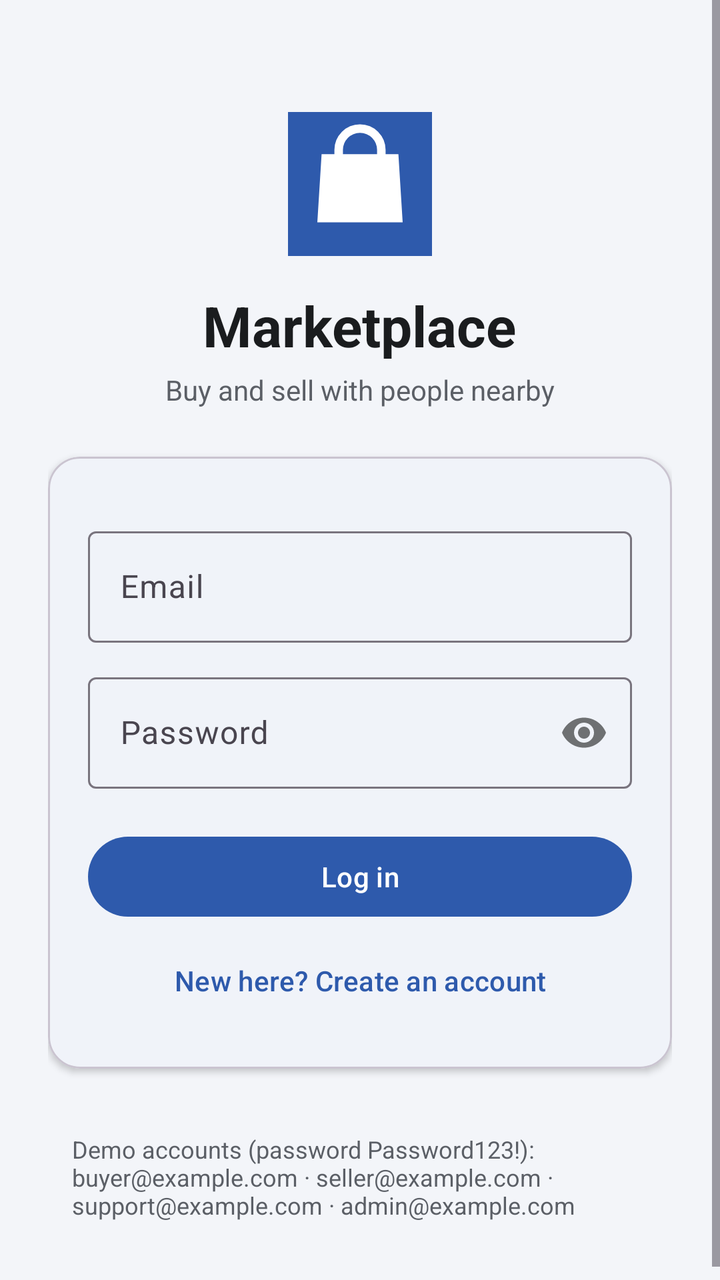
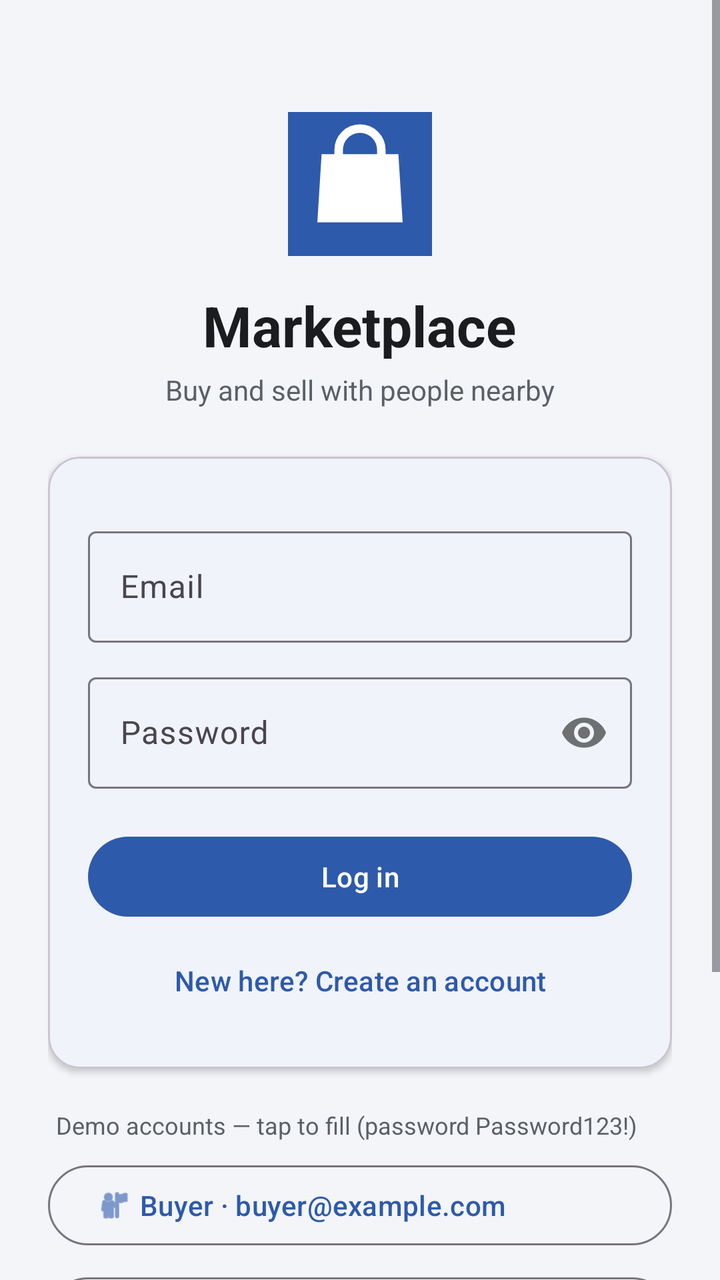

Compare the two renders of this Android layout. The source of the first and the diff that turns it into the second are given below.
<!-- AndroidManifest.xml: application theme Theme.Marketplace -->
<!-- res/layout/activity_login.xml -->
<?xml version="1.0" encoding="utf-8"?>
<ScrollView xmlns:android="http://schemas.android.com/apk/res/android"
    xmlns:app="http://schemas.android.com/apk/res-auto"
    android:layout_width="match_parent"
    android:layout_height="match_parent"
    android:fillViewport="true"
    android:background="@color/background">

    <LinearLayout
        android:layout_width="match_parent"
        android:layout_height="wrap_content"
        android:orientation="vertical"
        android:gravity="center_horizontal"
        android:padding="24dp">

        <ImageView
            android:layout_width="72dp"
            android:layout_height="72dp"
            android:layout_marginTop="32dp"
            android:src="@drawable/ic_launcher_foreground"
            android:background="@color/brand_primary"
            android:contentDescription="@string/app_name" />

        <TextView
            android:layout_width="wrap_content"
            android:layout_height="wrap_content"
            android:layout_marginTop="16dp"
            android:text="@string/login_title"
            android:textColor="@color/text_primary"
            android:textSize="28sp"
            android:textStyle="bold" />

        <TextView
            android:layout_width="wrap_content"
            android:layout_height="wrap_content"
            android:layout_marginTop="4dp"
            android:text="@string/login_subtitle"
            android:textColor="@color/text_secondary"
            android:textSize="14sp" />

        <com.google.android.material.card.MaterialCardView
            android:layout_width="match_parent"
            android:layout_height="wrap_content"
            android:layout_marginTop="24dp"
            app:cardCornerRadius="16dp"
            app:cardElevation="2dp">

            <LinearLayout
                android:layout_width="match_parent"
                android:layout_height="wrap_content"
                android:orientation="vertical"
                android:padding="20dp">

                <com.google.android.material.textfield.TextInputLayout
                    android:id="@+id/nameLayout"
                    style="@style/Widget.Material3.TextInputLayout.OutlinedBox"
                    android:layout_width="match_parent"
                    android:layout_height="wrap_content"
                    android:visibility="gone"
                    android:hint="@string/hint_name">

                    <com.google.android.material.textfield.TextInputEditText
                        android:id="@+id/nameInput"
                        android:layout_width="match_parent"
                        android:layout_height="wrap_content"
                        android:inputType="textPersonName" />
                </com.google.android.material.textfield.TextInputLayout>

                <com.google.android.material.textfield.TextInputLayout
                    style="@style/Widget.Material3.TextInputLayout.OutlinedBox"
                    android:layout_width="match_parent"
                    android:layout_height="wrap_content"
                    android:layout_marginTop="12dp"
                    android:hint="@string/hint_email">

                    <com.google.android.material.textfield.TextInputEditText
                        android:id="@+id/emailInput"
                        android:layout_width="match_parent"
                        android:layout_height="wrap_content"
                        android:inputType="textEmailAddress" />
                </com.google.android.material.textfield.TextInputLayout>

                <com.google.android.material.textfield.TextInputLayout
                    style="@style/Widget.Material3.TextInputLayout.OutlinedBox"
                    android:layout_width="match_parent"
                    android:layout_height="wrap_content"
                    android:layout_marginTop="12dp"
                    app:passwordToggleEnabled="true"
                    android:hint="@string/hint_password">

                    <com.google.android.material.textfield.TextInputEditText
                        android:id="@+id/passwordInput"
                        android:layout_width="match_parent"
                        android:layout_height="wrap_content"
                        android:inputType="textPassword" />
                </com.google.android.material.textfield.TextInputLayout>

                <LinearLayout
                    android:id="@+id/roleRow"
                    android:layout_width="match_parent"
                    android:layout_height="wrap_content"
                    android:layout_marginTop="12dp"
                    android:orientation="vertical"
                    android:visibility="gone">

                    <TextView
                        android:layout_width="wrap_content"
                        android:layout_height="wrap_content"
                        android:text="@string/label_role"
                        android:textColor="@color/text_secondary"
                        android:textSize="13sp" />

                    <com.google.android.material.chip.ChipGroup
                        android:id="@+id/roleGroup"
                        android:layout_width="match_parent"
                        android:layout_height="wrap_content"
                        android:layout_marginTop="4dp"
                        app:singleSelection="true"
                        app:selectionRequired="true">

                        <com.google.android.material.chip.Chip
                            android:id="@+id/chipBuyer"
                            style="@style/Widget.Material3.Chip.Filter"
                            android:layout_width="wrap_content"
                            android:layout_height="wrap_content"
                            android:checked="true"
                            android:text="@string/role_buyer_cta" />

                        <com.google.android.material.chip.Chip
                            android:id="@+id/chipSeller"
                            style="@style/Widget.Material3.Chip.Filter"
                            android:layout_width="wrap_content"
                            android:layout_height="wrap_content"
                            android:text="@string/role_seller_cta" />
                    </com.google.android.material.chip.ChipGroup>
                </LinearLayout>

                <com.google.android.material.button.MaterialButton
                    android:id="@+id/primaryButton"
                    android:layout_width="match_parent"
                    android:layout_height="wrap_content"
                    android:layout_marginTop="20dp"
                    android:text="@string/action_login" />

                <ProgressBar
                    android:id="@+id/progress"
                    android:layout_width="wrap_content"
                    android:layout_height="wrap_content"
                    android:layout_gravity="center"
                    android:layout_marginTop="12dp"
                    android:visibility="gone" />

                <com.google.android.material.button.MaterialButton
                    android:id="@+id/toggleButton"
                    style="@style/Widget.Material3.Button.TextButton"
                    android:layout_width="match_parent"
                    android:layout_height="wrap_content"
                    android:layout_marginTop="4dp"
                    android:text="@string/action_need_account" />
            </LinearLayout>
        </com.google.android.material.card.MaterialCardView>

        <TextView
            android:layout_width="match_parent"
            android:layout_height="wrap_content"
            android:layout_marginTop="20dp"
            android:padding="12dp"
            android:text="@string/demo_hint"
            android:textColor="@color/text_secondary"
            android:textSize="12sp" />
    </LinearLayout>
</ScrollView>
<!-- resources referenced by this layout -->
<resources>
  <color name="background">#FFF3F5F9</color>
  <color name="brand_primary">#2E5AAC</color>
  <color name="text_primary">#FF1A1C1E</color>
  <color name="text_secondary">#FF5B5F66</color>
  <!-- drawable ic_launcher_foreground (drawable) -->
  <?xml version="1.0" encoding="utf-8"?>
  <vector xmlns:android="http://schemas.android.com/apk/res/android"
      android:width="108dp"
      android:height="108dp"
      android:viewportWidth="108"
      android:viewportHeight="108">
      
      <group android:scaleX="1.6" android:scaleY="1.6" android:pivotX="54" android:pivotY="54">
          <path
              android:fillColor="#FFFFFF"
              android:pathData="M42,40 L42,38 A12,12 0 0,1 66,38 L66,40 L72,40 L74,72 L34,72 L36,40 Z M46,40 L62,40 L62,38 A8,8 0 0,0 46,38 Z" />
      </group>
  </vector>
  <string name="action_login">Log in</string>
  <string name="action_need_account">New here? Create an account</string>
  <string name="app_name">Marketplace</string>
  <string name="demo_hint">Demo accounts (password Password123!):\nbuyer@example.com · seller@example.com · support@example.com · admin@example.com</string>
  <string name="hint_email">Email</string>
  <string name="hint_name">Full name</string>
  <string name="hint_password">Password</string>
  <string name="label_role">I want to</string>
  <string name="login_subtitle">Buy and sell with people nearby</string>
  <string name="login_title">Marketplace</string>
  <string name="role_buyer_cta">Buy items</string>
  <string name="role_seller_cta">Sell items</string>
  <style name="Theme.Marketplace" parent="Theme.Material3.DayNight.NoActionBar">
          <item name="colorPrimary">@color/brand_primary</item>
          <item name="colorPrimaryDark">@color/brand_primary_dark</item>
          <item name="colorOnPrimary">@color/white</item>
          <item name="colorSecondary">@color/brand_secondary</item>
          <item name="android:colorBackground">@color/background</item>
          <item name="colorSurface">@color/surface</item>
          <item name="android:statusBarColor" tools:targetApi="l">@color/brand_primary_dark</item>
      </style>
  <color name="brand_primary_dark">#1E3E7A</color>
  <color name="white">#FFFFFFFF</color>
  <color name="brand_secondary">#F5A524</color>
  <color name="surface">#FFFFFFFF</color>
</resources>

<!-- the commit's change to res/layout/activity_login.xml (unified diff, before → after) -->
@@ -164,9 +164,59 @@
             android:layout_width="match_parent"
             android:layout_height="wrap_content"
             android:layout_marginTop="20dp"
-            android:padding="12dp"
+            android:paddingHorizontal="4dp"
             android:text="@string/demo_hint"
             android:textColor="@color/text_secondary"
             android:textSize="12sp" />
+
+        
+        <com.google.android.material.button.MaterialButton
+            android:id="@+id/demoBuyer"
+            style="@style/Widget.Material3.Button.OutlinedButton"
+            android:layout_width="match_parent"
+            android:layout_height="wrap_content"
+            android:layout_marginTop="8dp"
+            android:tag="buyer@example.com"
+            app:icon="@android:drawable/ic_menu_myplaces"
+            android:textAllCaps="false"
+            android:gravity="start|center_vertical"
+            android:text="@string/demo_buyer" />
+
+        <com.google.android.material.button.MaterialButton
+            android:id="@+id/demoSeller"
+            style="@style/Widget.Material3.Button.OutlinedButton"
+            android:layout_width="match_parent"
+            android:layout_height="wrap_content"
+            android:layout_marginTop="8dp"
+            android:tag="seller@example.com"
+            app:icon="@android:drawable/ic_menu_myplaces"
+            android:textAllCaps="false"
+            android:gravity="start|center_vertical"
+            android:text="@string/demo_seller" />
+
+        <com.google.android.material.button.MaterialButton
+            android:id="@+id/demoSupport"
+            style="@style/Widget.Material3.Button.OutlinedButton"
+            android:layout_width="match_parent"
+            android:layout_height="wrap_content"
+            android:layout_marginTop="8dp"
+            android:tag="support@example.com"
+            app:icon="@android:drawable/ic_menu_myplaces"
+            android:textAllCaps="false"
+            android:gravity="start|center_vertical"
+            android:text="@string/demo_support" />
+
+        <com.google.android.material.button.MaterialButton
+            android:id="@+id/demoAdmin"
+            style="@style/Widget.Material3.Button.OutlinedButton"
+            android:layout_width="match_parent"
+            android:layout_height="wrap_content"
+            android:layout_marginTop="8dp"
+            android:layout_marginBottom="24dp"
+            android:tag="admin@example.com"
+            app:icon="@android:drawable/ic_menu_myplaces"
+            android:textAllCaps="false"
+            android:gravity="start|center_vertical"
+            android:text="@string/demo_admin" />
     </LinearLayout>
 </ScrollView>
<!-- resource entries referenced after the edit -->
@@ -21,7 +21,11 @@
   <string name="action_login">Log in</string>
   <string name="action_need_account">New here? Create an account</string>
   <string name="app_name">Marketplace</string>
-  <string name="demo_hint">Demo accounts (password Password123!):\nbuyer@example.com · seller@example.com · support@example.com · admin@example.com</string>
+  <string name="demo_admin">Admin · admin@example.com</string>
+  <string name="demo_buyer">Buyer · buyer@example.com</string>
+  <string name="demo_hint">Demo accounts — tap to fill (password Password123!)</string>
+  <string name="demo_seller">Seller · seller@example.com</string>
+  <string name="demo_support">Support · support@example.com</string>
   <string name="hint_email">Email</string>
   <string name="hint_name">Full name</string>
   <string name="hint_password">Password</string>
